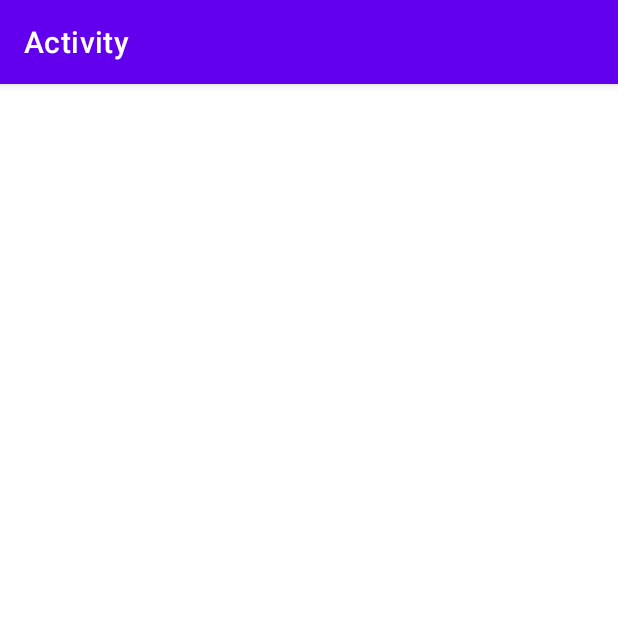
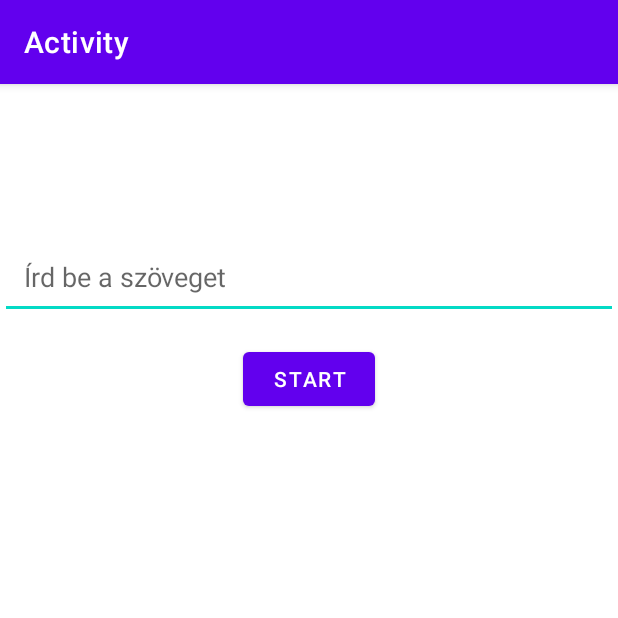
Before and after one commit to Zsanett1/Android, an Android app: the screen it shows after launch (SplashActivity), on a phone screen of 412 x 824 dp, the top half of it. Run offline under Robolectric (Android 15) with nearby library versions, the phone set to English and light mode, and no system bars.

Commit message:
Lab1 folytatasa

```diff
--- a/app/build.gradle.kts
+++ b/app/build.gradle.kts
@@ -30,6 +30,10 @@ android {
     kotlinOptions {
         jvmTarget = "17"
     }
+
+    buildFeatures {
+        viewBinding = true
+    }
 }
 
 dependencies {
--- a/app/src/main/java/com/example/activity/SplashActivity.kt
+++ b/app/src/main/java/com/example/activity/SplashActivity.kt
@@ -1,11 +1,44 @@
 package com.example.activity
 
+import android.content.ContentValues.TAG
 import androidx.appcompat.app.AppCompatActivity
 import android.os.Bundle
+import android.util.Log
 
 class SplashActivity : AppCompatActivity() {
     override fun onCreate(savedInstanceState: Bundle?) {
         super.onCreate(savedInstanceState)
         setContentView(R.layout.activity_splash)
+        Log.d(TAG, "onCreate: SplashActivity created.")
+    }
+
+    override fun onStart() {
+        super.onStart()
+        Log.d(TAG, "onStart: SplashActivity started.")
+    }
+
+    override fun onResume() {
+        super.onResume()
+        Log.d(TAG, "onResume: SplashActivity resumed.")
+    }
+
+    override fun onPause() {
+        super.onPause()
+        Log.d(TAG, "onPause: SplashActivity paused.")
+    }
+
+    override fun onStop() {
+        super.onStop()
+        Log.d(TAG, "onStop: SplashActivity stopped.")
+    }
+
+    override fun onRestart() {
+        super.onRestart()
+        Log.d(TAG, "onRestart: SplashActivity restarted.")
+    }
+
+    override fun onDestroy() {
+        super.onDestroy()
+        Log.d(TAG, "onDestroy: SplashActivity destroyed.")
     }
 }
--- a/app/src/main/res/layout/activity_splash.xml
+++ b/app/src/main/res/layout/activity_splash.xml
@@ -7,4 +7,25 @@
         android:layout_height="match_parent"
         tools:context=".SplashActivity">
 
+    <EditText
+            android:id="@+id/editTextInput"
+            android:layout_width="0dp"
+            android:layout_height="wrap_content"
+            android:hint="Írd be a szöveget"
+            android:padding="16dp"
+            app:layout_constraintTop_toTopOf="parent"
+            app:layout_constraintStart_toStartOf="parent"
+            app:layout_constraintEnd_toEndOf="parent"
+            android:layout_marginTop="100dp"/>
+
+    <Button
+            android:id="@+id/buttonStart"
+            android:layout_width="wrap_content"
+            android:layout_height="wrap_content"
+            android:text="START"
+            app:layout_constraintTop_toBottomOf="@id/editTextInput"
+            app:layout_constraintStart_toStartOf="parent"
+            app:layout_constraintEnd_toEndOf="parent"
+            android:layout_marginTop="16dp"/>
+
 </androidx.constraintlayout.widget.ConstraintLayout>
```
Also changed, not shown: app/src/main/java/com/example/activity/MainActivity.kt (+34 -0 lines), app/src/main/res/layout/activity_main.xml (+11 -0 lines).
